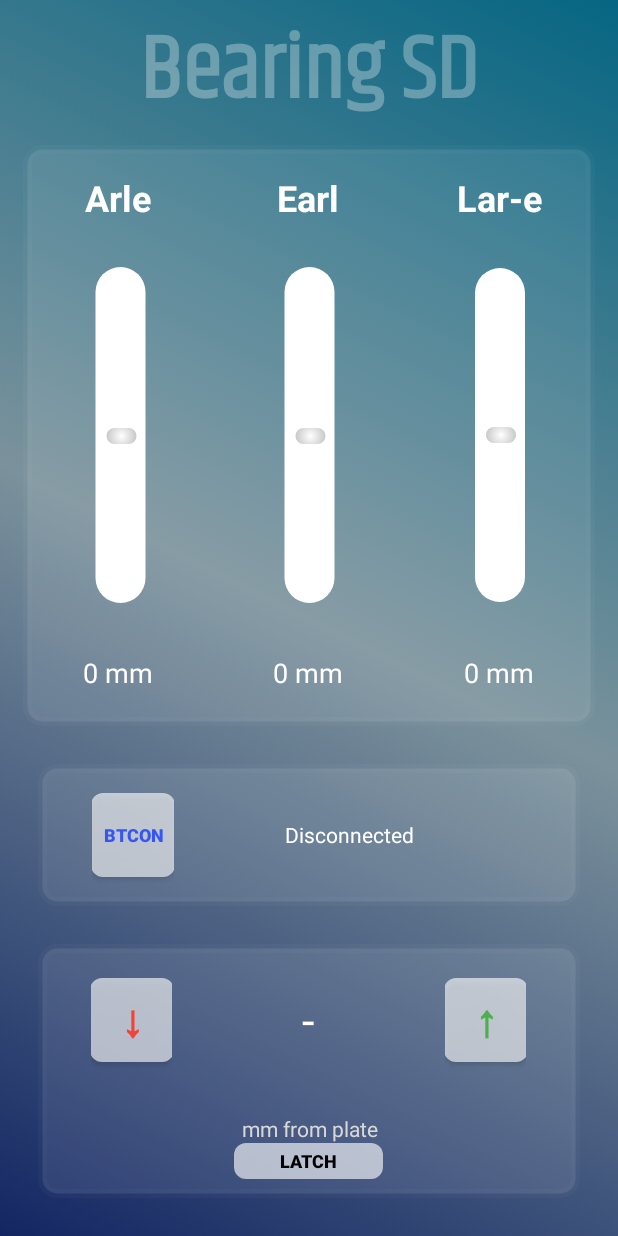
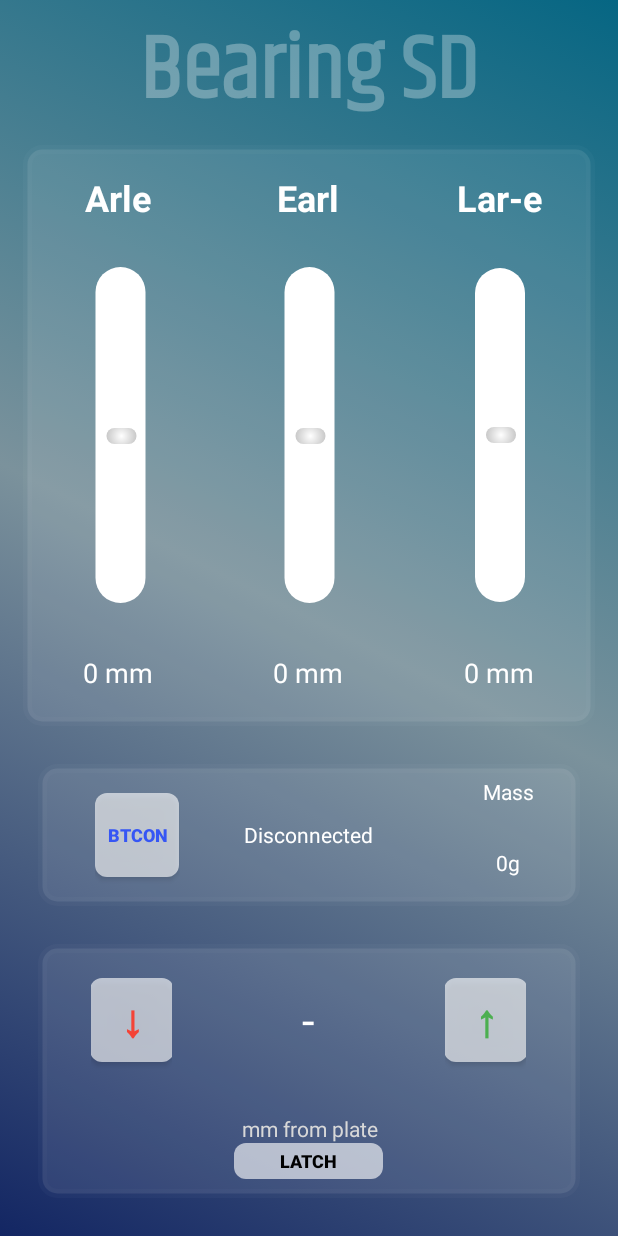
Before and after one commit to mmcassa/ECE4960, an Android app: the screen it shows after launch (MainActivity), on a phone screen of 412 x 824 dp. Run offline under Robolectric (Android 15) with nearby library versions, the phone set to English and light mode, and no system bars; Roboto replaces fonts that are not available here.

Commit message:
update to things

```diff
--- a/BearingSD/app/src/main/res/layout/activity_main.xml
+++ b/BearingSD/app/src/main/res/layout/activity_main.xml
@@ -269,21 +269,58 @@
                         android:textStyle="bold"
                         android:typeface="normal" />
                 </LinearLayout>
-
+                <LinearLayout
+                    android:layout_width="0dp"
+                    android:layout_height="match_parent"
+                    android:gravity="center"
+                    android:layout_weight="9">
                     <TextView
                         android:id="@+id/btAdd"
-                    android:layout_width="216dp"
-                    android:layout_height="55dp"
+                        android:layout_width="match_parent"
+                        android:layout_height="match_parent"
                         android:layout_weight="1"
                         android:gravity="center"
                         android:text="Disconnected"
                         android:textColor="@color/textPrimary"
                         android:textAlignment="center" />
-
+                </LinearLayout>
                 <LinearLayout
                     android:layout_width="0dp"
                     android:layout_height="match_parent"
-                    android:layout_weight="2"/>
+                    android:layout_weight="5"
+                    android:gravity="center"
+                    android:orientation="vertical">
+                    <LinearLayout
+                        android:layout_height="0dp"
+                        android:layout_width="fill_parent"
+                        android:layout_weight="2"
+                        android:gravity="center"
+                        android:orientation="horizontal">
+                        <TextView
+                            android:id="@+id/massTitle"
+                            android:layout_width="match_parent"
+                            android:layout_height="match_parent"
+                            android:gravity="center"
+                            android:text="Mass"
+                            android:textColor="@color/textPrimary"
+                            android:textAlignment="center" />
+                    </LinearLayout>
+                    <LinearLayout
+                        android:layout_height="0dp"
+                        android:layout_width="fill_parent"
+                        android:layout_weight="3"
+                        android:gravity="center"
+                        android:orientation="horizontal">
+                        <TextView
+                            android:id="@+id/massText"
+                            android:layout_width="match_parent"
+                            android:layout_height="match_parent"
+                            android:gravity="center"
+                            android:text="0g"
+                            android:textColor="@color/textPrimary"
+                            android:textAlignment="center" />
+                    </LinearLayout>
+                </LinearLayout>
             </LinearLayout>
         </FrameLayout>
 
```
Also changed, not shown: BearingSD/app/src/main/java/com/example/bearingsd/MainActivity.java (+88 -41 lines), 1 other file. Lines whose indentation alone changed are shown as unchanged.
